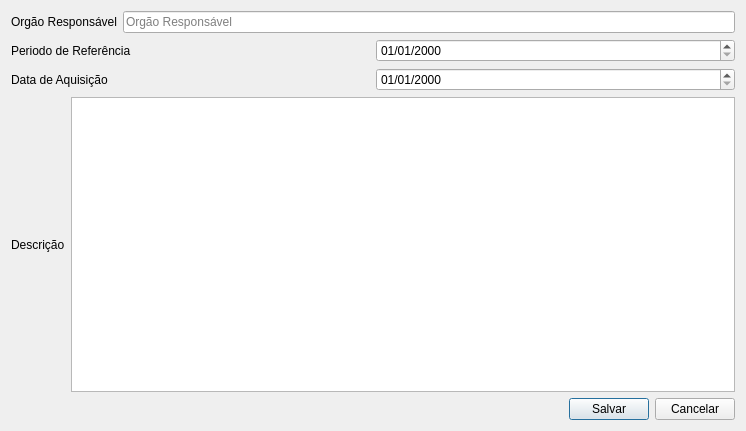
First picture: the form in settings/layer_infor.ui, repository spuhub/prisma, before the edit.
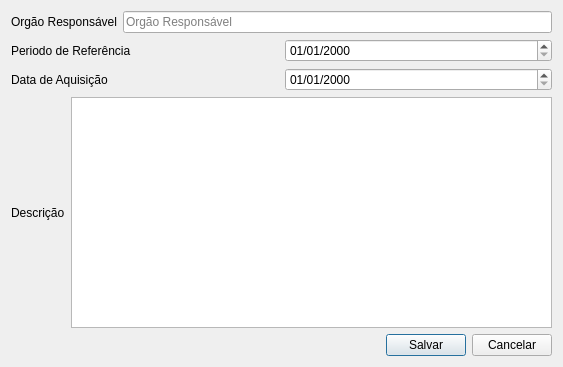
Second picture: the form after the edit. Custom widgets are drawn as their Qt base class.

Patch:
```diff
--- a/settings/layer_infor.ui
+++ b/settings/layer_infor.ui
@@ -6,8 +6,8 @@
    <rect>
     <x>0</x>
     <y>0</y>
-    <width>746</width>
-    <height>431</height>
+    <width>563</width>
+    <height>367</height>
    </rect>
   </property>
   <property name="windowTitle">
```
